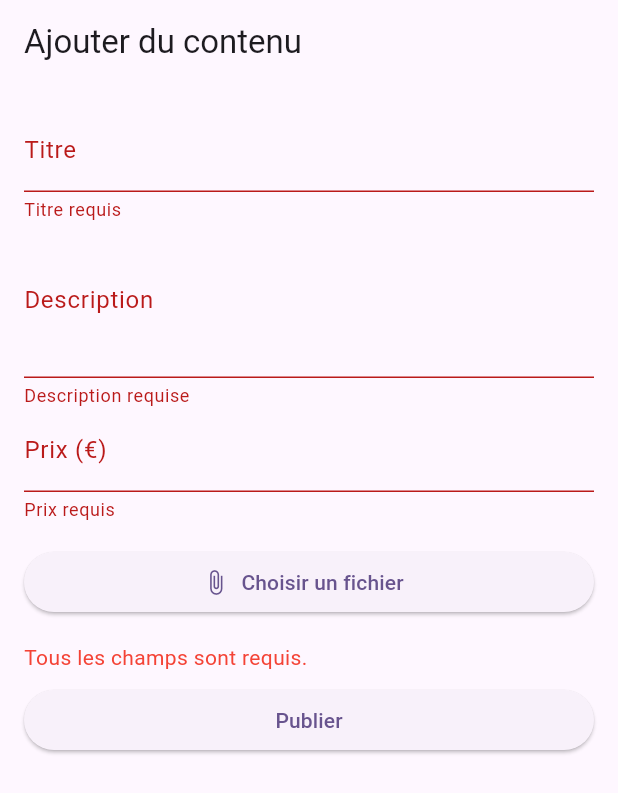
After one commit to richard-lam-webdev/ArtFans, a Flutter app: the HomeScreen screen opened by its route, after a tap on "Ajouter du contenu", after a tap on "Publier", on a phone screen of 412 x 824 dp. The commit adds this screen. Shown: the top 793 px of the screen. Run offline on Flutter 3.47's test engine with Material 3 defaults, Android fonts, the light colour scheme and no system bars; our stand-ins replace file_picker, flutter_dotenv, flutter_secure_storage, go_router, universal_platform; accounts and stored records are empty.

Commit message:
feat: add content creation feature with file upload; implement AddContentScreen and content handler

```diff
--- a/frontend/lib/main.dart
+++ b/frontend/lib/main.dart
@@ -8,6 +8,7 @@ import 'src/services/auth_service.dart';
 import 'src/services/user_service.dart';
 import 'src/screens/login_screen.dart';
 import 'src/screens/home_screen.dart';
+import 'src/screens/add_content_screen.dart';
 
 final _router = GoRouter(
   routes: [
@@ -18,6 +19,10 @@ final _router = GoRouter(
     GoRoute(
       path: '/home',
       builder: (context, state) => const HomeScreen(),
+    ),
+    GoRoute(
+      path: '/add-content',
+      builder: (context, state) => const AddContentScreen(),
     ),
   ],
 );
--- /dev/null
+++ b/frontend/lib/src/screens/add_content_screen.dart
@@ -0,0 +1,158 @@
+import 'package:flutter/material.dart';
+import 'package:file_picker/file_picker.dart';
+import 'package:frontend/src/services/auth_service.dart';
+import 'package:universal_platform/universal_platform.dart';
+import 'package:provider/provider.dart';
+import 'package:http/http.dart' as http;
+import 'dart:typed_data';
+
+class AddContentScreen extends StatefulWidget {
+  const AddContentScreen({super.key});
+
+  @override
+  State<AddContentScreen> createState() => _AddContentScreenState();
+}
+
+class _AddContentScreenState extends State<AddContentScreen> {
+  final _formKey = GlobalKey<FormState>();
+  final _titleCtrl = TextEditingController();
+  final _bodyCtrl = TextEditingController();
+  final _priceCtrl = TextEditingController();
+
+
+  PlatformFile? _selectedFile;
+  Uint8List? _selectedFileBytes; // Pour web
+  String? _error;
+  bool _isLoading = false;
+
+  Future<void> _pickFile() async {
+    setState(() => _error = null);
+    FilePickerResult? result = await FilePicker.platform.pickFiles(
+      type: FileType.custom,
+      allowedExtensions: ['jpg', 'jpeg', 'png', 'gif', 'pdf'],
+      withData: true, // Nécessaire pour web !
+    );
+    if (result != null && result.files.isNotEmpty) {
+      setState(() {
+        _selectedFile = result.files.first;
+        _selectedFileBytes = result.files.first.bytes;
+      });
+    }
+  }
+
+  Future<void> _submit() async {
+    if (!_formKey.currentState!.validate() || _selectedFile == null) {
+      setState(() => _error = "Tous les champs sont requis.");
+      return;
+    }
+    setState(() {
+      _isLoading = true;
+      _error = null;
+    });
+
+
+    try {
+      var uri = Uri.parse('http://localhost:8080/api/contents'); // Change l'URL si besoin
+      var request = http.MultipartRequest('POST', uri)
+        ..fields['title'] = _titleCtrl.text.trim()
+        ..fields['body'] = _bodyCtrl.text.trim()
+        ..fields['price'] = _priceCtrl.text.trim();
+
+      // --- Gestion du fichier ---
+      if (UniversalPlatform.isWeb) {
+        // Pour le web, utiliser bytes
+        if (_selectedFileBytes == null) throw Exception("Fichier corrompu.");
+        request.files.add(
+          http.MultipartFile.fromBytes(
+            'file',
+            _selectedFileBytes!,
+            filename: _selectedFile!.name,
+          ),
+        );
+      } else {
+        // Mobile/Desktop : utiliser le chemin
+        if (_selectedFile!.path == null) throw Exception("Fichier invalide.");
+        request.files.add(
+          await http.MultipartFile.fromPath(
+            'file',
+            _selectedFile!.path!,
+            filename: _selectedFile!.name,
+          ),
+        );
+      }
+
+      var response = await request.send();
+
+      if (response.statusCode == 201) {
+        if (!mounted) return;
+        Navigator.of(context).pop(); // ou affiche un message de succès
+      } else {
+        final respStr = await response.stream.bytesToString();
+        setState(() => _error = "Erreur : $respStr");
+      }
+    } catch (e) {
+      setState(() => _error = e.toString());
+    } finally {
+      setState(() => _isLoading = false);
+    }
+  }
+
+  @override
+  void dispose() {
+    _titleCtrl.dispose();
+    _bodyCtrl.dispose();
+    _priceCtrl.dispose();
+    super.dispose();
+  }
+
+  @override
+  Widget build(BuildContext context) {
+    return Scaffold(
+      appBar: AppBar(title: const Text('Ajouter du contenu')),
+      body: Padding(
+        padding: const EdgeInsets.all(16),
+        child: Form(
+          key: _formKey,
+          child: ListView(
+            children: [
+              TextFormField(
+                controller: _titleCtrl,
+                decoration: const InputDecoration(labelText: 'Titre'),
+                validator: (v) => (v == null || v.isEmpty) ? 'Titre requis' : null,
+              ),
+              TextFormField(
+                controller: _bodyCtrl,
+                decoration: const InputDecoration(labelText: 'Description'),
+                maxLines: 3,
+                validator: (v) => (v == null || v.isEmpty) ? 'Description requise' : null,
+              ),
+              TextFormField(
+                controller: _priceCtrl,
+                decoration: const InputDecoration(labelText: 'Prix (€)'),
+                keyboardType: TextInputType.number,
+                validator: (v) => (v == null || v.isEmpty) ? 'Prix requis' : null,
+              ),
+              const SizedBox(height: 16),
+              ElevatedButton.icon(
+                icon: const Icon(Icons.attach_file),
+                label: Text(_selectedFile == null ? "Choisir un fichier" : _selectedFile!.name),
+                onPressed: _isLoading ? null : _pickFile,
+              ),
+              const SizedBox(height: 16),
+              if (_error != null) ...[
+                Text(_error!, style: const TextStyle(color: Colors.red)),
+                const SizedBox(height: 8),
+              ],
+              ElevatedButton(
+                onPressed: _isLoading ? null : _submit,
+                child: _isLoading
+                    ? const CircularProgressIndicator()
+                    : const Text("Publier"),
+              ),
+            ],
+          ),
+        ),
+      ),
+    );
+  }
+}
--- a/frontend/lib/src/screens/home_screen.dart
+++ b/frontend/lib/src/screens/home_screen.dart
@@ -1,4 +1,5 @@
 import 'package:flutter/material.dart';
+import 'package:go_router/go_router.dart';
 
 class HomeScreen extends StatelessWidget {
   const HomeScreen({super.key});
@@ -7,10 +8,27 @@ class HomeScreen extends StatelessWidget {
   Widget build(BuildContext context) {
     return Scaffold(
       appBar: AppBar(title: const Text('Accueil')),
-      body: const Center(
-        child: Text(
-          "Bienvenue sur la page d'accueil !",
-          style: TextStyle(fontSize: 24),
+      body: Center(
+        child: Column(
+          mainAxisAlignment: MainAxisAlignment.center,
+          children: [
+            const Text(
+              "Bienvenue sur la page d'accueil !",
+              style: TextStyle(fontSize: 24),
+            ),
+            const SizedBox(height: 32),
+            ElevatedButton.icon(
+              onPressed: () {
+                GoRouter.of(context).go('/add-content');
+              },
+              icon: const Icon(Icons.add),
+              label: const Text('Ajouter du contenu'),
+              style: ElevatedButton.styleFrom(
+                padding: const EdgeInsets.symmetric(horizontal: 24, vertical: 16),
+                textStyle: const TextStyle(fontSize: 18),
+              ),
+            ),
+          ],
         ),
       ),
     );
--- a/frontend/pubspec.yaml
+++ b/frontend/pubspec.yaml
@@ -38,6 +38,8 @@ dependencies:
   cupertino_icons: ^1.0.8
   http: 1.4.0
   go_router: ^15.1.2
+  file_picker: ^10.1.9
+  universal_platform: ^1.0.0+1
 
 dev_dependencies:
   flutter_test:
```
Also changed, not shown: frontend/pubspec.lock, 5 other files.
